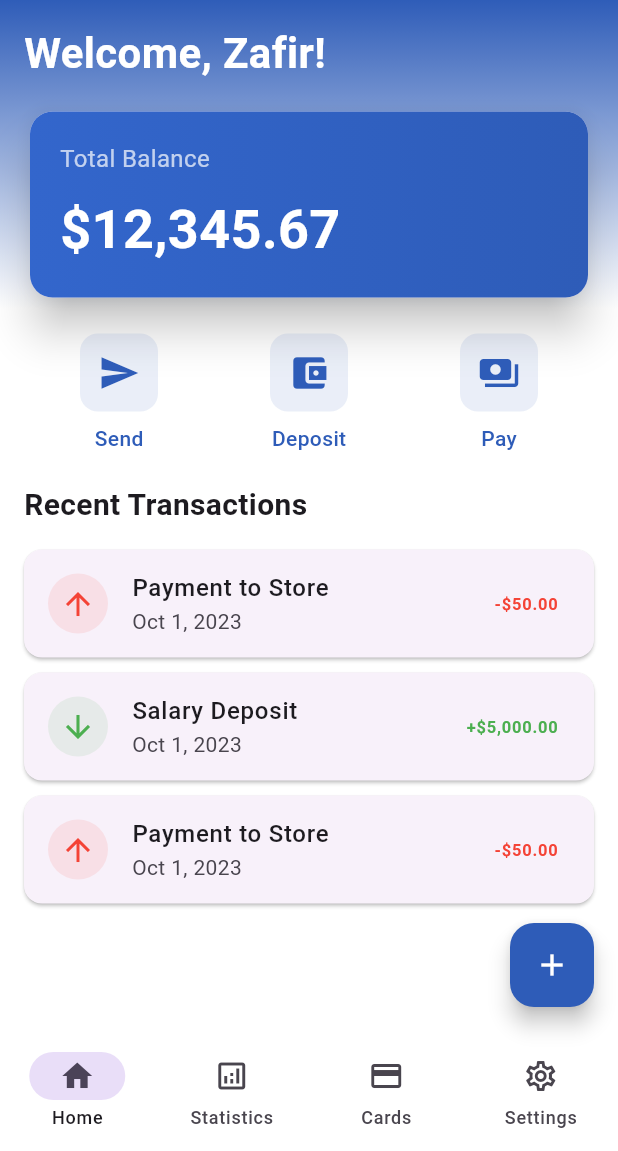
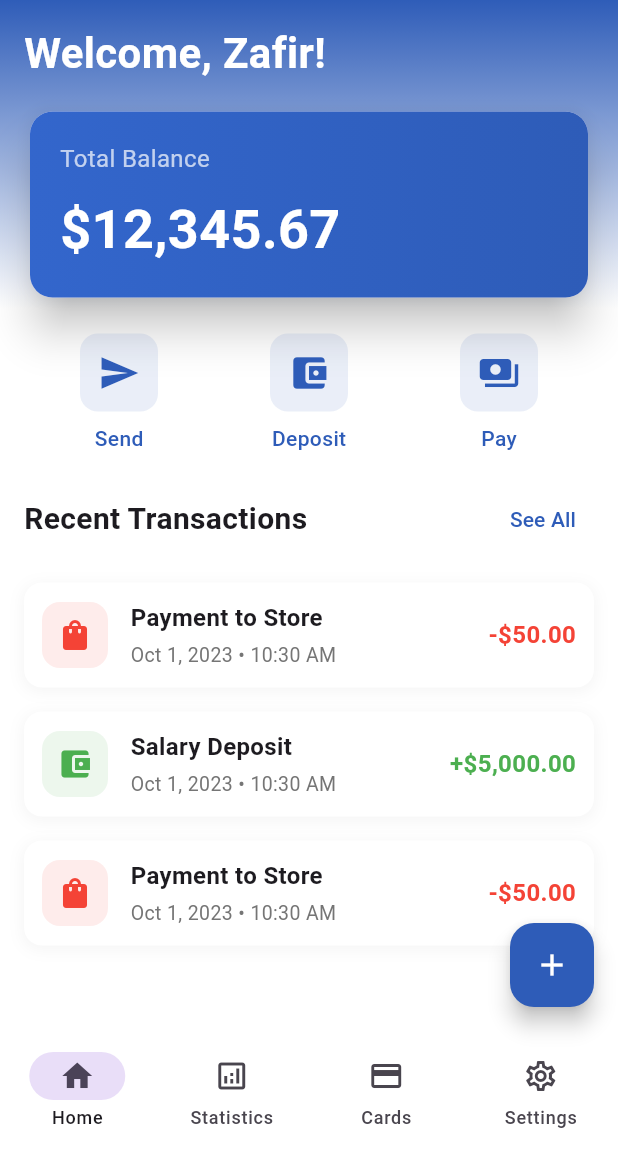
Before and after one commit to Zafir8/bank_app-, a Flutter app: the screen it shows after launch, on a phone screen of 412 x 824 dp, the part 85-1236 px from its top. Run offline on Flutter 3.47's test engine with Material 3 defaults, Android fonts, the phone set to English and light mode, and no system bars; our stand-ins replace fl_chart.

Commit message:
Refactor HomeContent layout and enhance Recent Transactions display

```diff
--- a/lib/screens/home.dart
+++ b/lib/screens/home.dart
@@ -162,6 +162,9 @@ class HomeContent extends StatelessWidget {
               ],
             ),
             const SizedBox(height: 20),
+            Row(
+              mainAxisAlignment: MainAxisAlignment.spaceBetween,
+              children: [
               const Text(
                 'Recent Transactions',
                 style: TextStyle(
@@ -169,36 +172,85 @@ class HomeContent extends StatelessWidget {
                 fontWeight: FontWeight.bold,
                 ),
               ),
+              TextButton(
+                onPressed: () {},
+                child: const Text(
+                'See All',
+                style: TextStyle(color: Color(0xFF2E5CB8)),
+                ),
+              ),
+              ],
+            ),
             const SizedBox(height: 10),
             Expanded(
               child: ListView.builder(
               itemCount: 3,
               itemBuilder: (context, index) {
-                  return Card(
-                    margin: const EdgeInsets.symmetric(vertical: 5),
-                    child: ListTile(
-                      leading: CircleAvatar(
-                        backgroundColor: index % 2 == 0
+                return Container(
+                margin: const EdgeInsets.symmetric(vertical: 8),
+                decoration: BoxDecoration(
+                  color: Colors.white,
+                  borderRadius: BorderRadius.circular(12),
+                  boxShadow: [
+                  BoxShadow(
+                    color: Colors.grey.withOpacity(0.1),
+                    spreadRadius: 1,
+                    blurRadius: 8,
+                    offset: const Offset(0, 2),
+                  ),
+                  ],
+                ),
+                child: Padding(
+                  padding: const EdgeInsets.all(12),
+                  child: Row(
+                  children: [
+                    Container(
+                    padding: const EdgeInsets.all(10),
+                    decoration: BoxDecoration(
+                      color: index % 2 == 0
                         ? Colors.red.withOpacity(0.1)
                         : Colors.green.withOpacity(0.1),
+                      borderRadius: BorderRadius.circular(12),
+                    ),
                     child: Icon(
                       index % 2 == 0
-                              ? Icons.arrow_upward
-                              : Icons.arrow_downward,
+                        ? Icons.shopping_bag
+                        : Icons.account_balance_wallet,
                       color: index % 2 == 0 ? Colors.red : Colors.green,
                     ),
                     ),
-                      title: Text(
+                    const SizedBox(width: 15),
+                    Expanded(
+                    child: Column(
+                      crossAxisAlignment: CrossAxisAlignment.start,
+                      children: [
+                      Text(
                         index % 2 == 0 ? 'Payment to Store' : 'Salary Deposit',
-                        style: const TextStyle(fontWeight: FontWeight.w500),
+                        style: const TextStyle(
+                        fontWeight: FontWeight.w600,
+                        fontSize: 16,
                         ),
-                      subtitle: const Text('Oct 1, 2023'),
-                      trailing: Text(
+                      ),
+                      const SizedBox(height: 4),
+                      Text(
+                        'Oct 1, 2023 • 10:30 AM',
+                        style: TextStyle(
+                        color: Colors.grey[600],
+                        fontSize: 13,
+                        ),
+                      ),
+                      ],
+                    ),
+                    ),
+                    Text(
                     index % 2 == 0 ? '-\$50.00' : '+\$5,000.00',
                     style: TextStyle(
                       color: index % 2 == 0 ? Colors.red : Colors.green,
                       fontWeight: FontWeight.bold,
+                      fontSize: 16,
                     ),
+                    ),
+                  ],
                   ),
                 ),
                 );
```
Lines whose indentation alone changed are shown as unchanged.
